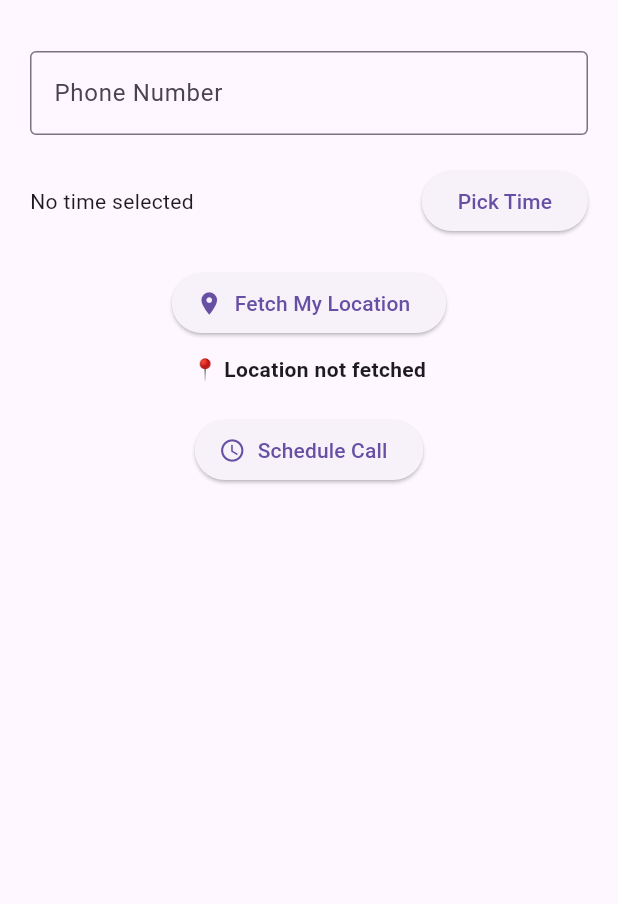
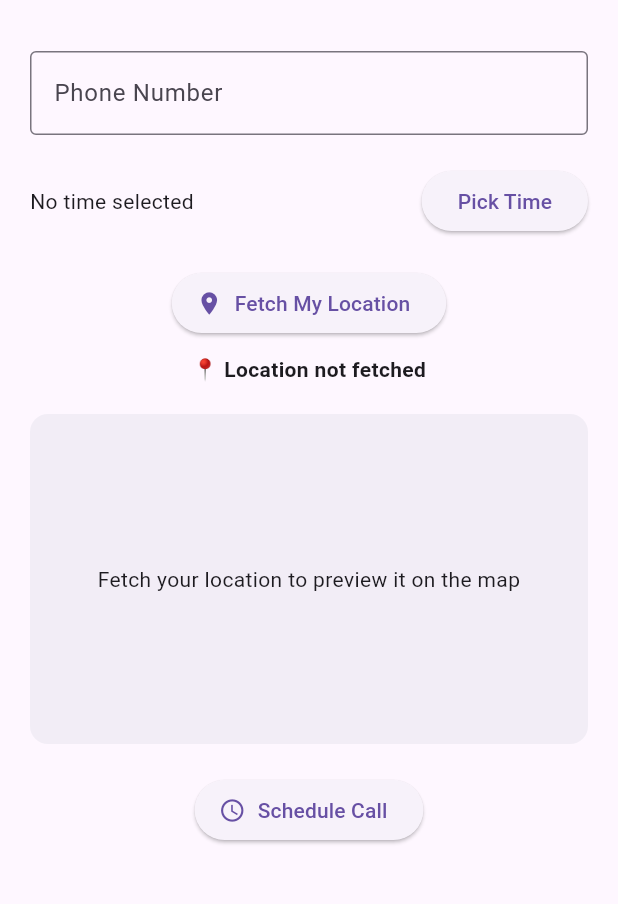
Before and after one commit to iranzi17/girlfriend_call_app, a Flutter app: the screen it shows after launch, on a phone screen of 412 x 824 dp, the part 63-967 px from its top. Run offline on Flutter 3.47's test engine with Material 3 defaults, Android fonts, the light colour scheme and no system bars; our stand-ins replace flutter_map, geolocator, latlong2, permission_handler; missing offline and left inert: android_alarm_manager_plus.

Commit message:
Add OpenStreetMap preview for current location

```diff
--- a/lib/main.dart
+++ b/lib/main.dart
@@ -1,5 +1,7 @@
 import 'package:flutter/material.dart';
 import 'package:android_alarm_manager_plus/android_alarm_manager_plus.dart';
+import 'package:flutter_map/flutter_map.dart';
+import 'package:latlong2/latlong.dart';
 import 'package:url_launcher/url_launcher.dart';
 import 'package:permission_handler/permission_handler.dart';
 import 'package:geolocator/geolocator.dart';
@@ -31,17 +33,23 @@ Future<void> backgroundCall(String phoneNumber) async {
 }
 
 // Get current location
-Future<String> getCurrentLocation() async {
-  if (await Permission.location.request().isGranted) {
-    const locationSettings = LocationSettings(
-      accuracy: LocationAccuracy.high,
-    );
-    Position pos = await Geolocator.getCurrentPosition(
-        locationSettings: locationSettings);
-    return "Lat: ${pos.latitude}, Lng: ${pos.longitude}";
-  } else {
-    return "⚠️ Location permission denied";
+Future<Position> getCurrentLocation() async {
+  final permissionStatus = await Permission.location.request();
+
+  if (!permissionStatus.isGranted) {
+    throw PermissionDeniedException('Location permission denied');
   }
+
+  final serviceEnabled = await Geolocator.isLocationServiceEnabled();
+  if (!serviceEnabled) {
+    throw const LocationServiceDisabledException();
+  }
+
+  const locationSettings = LocationSettings(
+    accuracy: LocationAccuracy.high,
+  );
+
+  return Geolocator.getCurrentPosition(locationSettings: locationSettings);
 }
 
 // Main App
@@ -69,7 +77,9 @@ class CallSchedulerScreen extends StatefulWidget {
 class _CallSchedulerScreenState extends State<CallSchedulerScreen> {
   final TextEditingController _phoneController = TextEditingController();
   TimeOfDay? _selectedTime;
-  String _location = "📍 Location not fetched";
+  String _locationMessage = "📍 Location not fetched";
+  LatLng? _currentLatLng;
+  bool _isFetchingLocation = false;
 
   // Pick time
   Future<void> _pickTime() async {
@@ -86,9 +96,36 @@ class _CallSchedulerScreenState extends State<CallSchedulerScreen> {
 
   // Fetch location
   Future<void> _fetchLocation() async {
-    final loc = await getCurrentLocation();
     setState(() {
-      _location = loc;
+      _isFetchingLocation = true;
+      _locationMessage = "📡 Fetching location…";
+    });
+
+    String message = _locationMessage;
+    LatLng? latLng = _currentLatLng;
+
+    try {
+      final position = await getCurrentLocation();
+      message =
+          "Lat: ${position.latitude.toStringAsFixed(5)}, Lng: ${position.longitude.toStringAsFixed(5)}";
+      latLng = LatLng(position.latitude, position.longitude);
+    } on PermissionDeniedException {
+      message = "⚠️ Location permission denied";
+      latLng = null;
+    } on LocationServiceDisabledException {
+      message = "⚠️ Enable location services to view map";
+      latLng = null;
+    } catch (e) {
+      message = "⚠️ Failed to fetch location";
+      latLng = null;
+    }
+
+    if (!mounted) return;
+
+    setState(() {
+      _isFetchingLocation = false;
+      _locationMessage = message;
+      _currentLatLng = latLng;
     });
   }
 
@@ -126,7 +163,7 @@ class _CallSchedulerScreenState extends State<CallSchedulerScreen> {
     ScaffoldMessenger.of(context).showSnackBar(
       SnackBar(
         content: Text(
-            "✅ Call scheduled at ${_selectedTime!.format(context)} ($_location)"),
+            "✅ Call scheduled at ${_selectedTime!.format(context)} ($_locationMessage)"),
       ),
     );
   }
@@ -164,14 +201,24 @@ class _CallSchedulerScreenState extends State<CallSchedulerScreen> {
             ),
             const SizedBox(height: 20),
             ElevatedButton.icon(
-              onPressed: _fetchLocation,
-              icon: const Icon(Icons.location_on),
-              label: const Text("Fetch My Location"),
+              onPressed: _isFetchingLocation ? null : _fetchLocation,
+              icon: _isFetchingLocation
+                  ? const SizedBox(
+                      height: 16,
+                      width: 16,
+                      child: CircularProgressIndicator(strokeWidth: 2),
+                    )
+                  : const Icon(Icons.location_on),
+              label: Text(
+                _isFetchingLocation ? "Fetching…" : "Fetch My Location",
+              ),
             ),
             const SizedBox(height: 10),
-            Text(_location,
+            Text(_locationMessage,
                 style:
                     const TextStyle(fontWeight: FontWeight.bold, fontSize: 14)),
+            const SizedBox(height: 20),
+            SizedBox(height: 220, child: _buildMapPreview()),
             const SizedBox(height: 20),
             ElevatedButton.icon(
               onPressed: _scheduleCall,
@@ -182,5 +229,53 @@ class _CallSchedulerScreenState extends State<CallSchedulerScreen> {
         ),
       ),
     );
+}
+
+  Widget _buildMapPreview() {
+    if (_currentLatLng == null) {
+      return DecoratedBox(
+        decoration: BoxDecoration(
+          borderRadius: BorderRadius.circular(12),
+          color: Colors.blueGrey.withOpacity(0.08),
+        ),
+        child: const Center(
+          child: Text(
+            "Fetch your location to preview it on the map",
+            textAlign: TextAlign.center,
+          ),
+        ),
+      );
+    }
+
+    return ClipRRect(
+      borderRadius: BorderRadius.circular(12),
+      child: FlutterMap(
+        options: MapOptions(
+          initialCenter: _currentLatLng!,
+          initialZoom: 15,
+          interactionOptions: const InteractionOptions(
+            flags: InteractiveFlag.all & ~InteractiveFlag.rotate,
+          ),
+        ),
+        children: [
+          TileLayer(
+            urlTemplate: 'https://tile.openstreetmap.org/{z}/{x}/{y}.png',
+            userAgentPackageName: 'com.example.girlfriend_call_app',
+          ),
+          MarkerLayer(markers: [
+            Marker(
+              point: _currentLatLng!,
+              width: 40,
+              height: 40,
+              child: const Icon(
+                Icons.location_on,
+                color: Colors.red,
+                size: 36,
+              ),
+            ),
+          ]),
+        ],
+      ),
+    );
   }
 }
--- a/pubspec.yaml
+++ b/pubspec.yaml
@@ -35,10 +35,11 @@ dependencies:
 
   url_launcher: ^6.3.2
   cloud_firestore: ^6.0.2
-  google_maps_flutter: ^2.13.1
   permission_handler: ^12.0.1
   geolocator: ^14.0.2
   geocoding: ^4.0.0
+  flutter_map: ^6.1.0
+  latlong2: ^0.9.1
 
 dev_dependencies:
   flutter_test:
```
